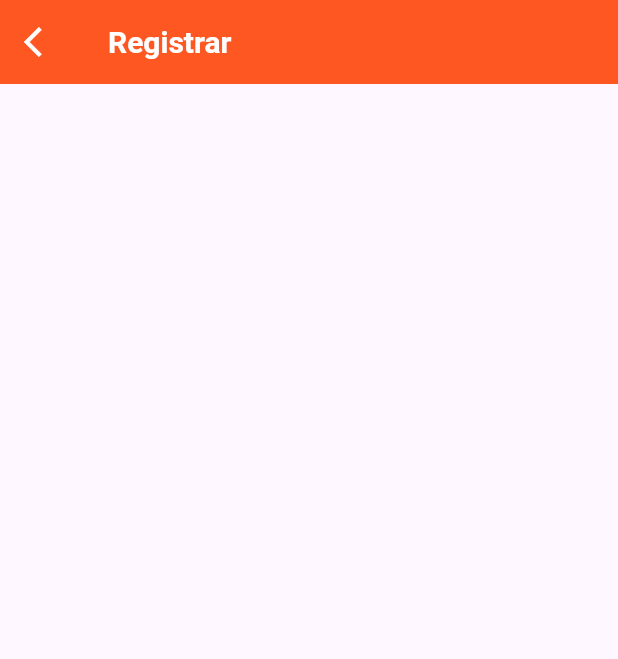
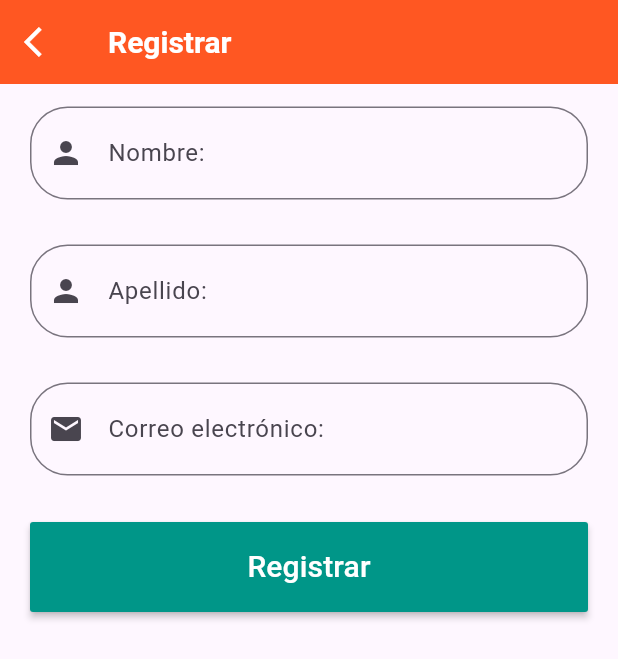
Before and after one commit to OrlayMolina/proyecto-flutter, a Flutter app: the AddUser screen opened directly, on a phone screen of 412 x 824 dp. Shown: the top 659 px of the screen. Run offline on Flutter 3.47's test engine with Material 3 defaults, Android fonts, the phone set to English and light mode, and no system bars.

Commit message:
Se agrega un formulario con los campos que se van a requerir para la creación de usuarios en la aplicación.

```diff
--- a/proyecto_flutter/lib/add_users.dart
+++ b/proyecto_flutter/lib/add_users.dart
@@ -46,6 +46,117 @@ class AddUser extends StatelessWidget {
             )
         )
       ),
+      body: UserForm(),
     );
   }
 }
+
+class UserForm extends StatefulWidget {
+  @override
+  UserFormState createState() {
+    return UserFormState();
+  }
+}
+
+class UserFormState extends State<UserForm> {
+  final _formKey = GlobalKey<FormState>();
+
+  @override
+  Widget build(BuildContext context) {
+    return Form(
+      key: _formKey,
+      child: ListView(
+        children: [
+          ///Input Nombre
+          Padding(
+            padding: const EdgeInsets.symmetric(vertical: 15.0, horizontal: 20.0),
+            child: TextFormField(
+              keyboardType: TextInputType.text,
+              style: TextStyle(
+                fontSize: 20.0
+              ),
+              decoration: InputDecoration(
+                labelText: "Nombre: ",
+                prefixIcon: Icon(
+                  Icons.person
+                ),
+                border: OutlineInputBorder(
+                  borderRadius: BorderRadius.circular(25.0),
+                  borderSide: BorderSide(),
+                ),
+              ),
+              validator: (value){
+                if(value?.isEmpty ?? true){
+                  return 'Por favor ingrese el Nombre';
+                }
+                return null;
+              },
+
+            ),
+          ),
+          ///Input Apellido
+          Padding(
+            padding: const EdgeInsets.symmetric(vertical: 15.0, horizontal: 20.0),
+            child: TextFormField(
+              keyboardType: TextInputType.text,
+              style: TextStyle(
+                  fontSize: 20.0
+              ),
+              decoration: InputDecoration(
+                labelText: "Apellido: ",
+                prefixIcon: Icon(
+                    Icons.person
+                ),
+                border: OutlineInputBorder(
+                  borderRadius: BorderRadius.circular(25.0),
+                  borderSide: BorderSide(),
+                ),
+              ),
+
+            ),
+          ),
+          ///Input Correo
+          Padding(
+            padding: const EdgeInsets.symmetric(vertical: 15.0, horizontal: 20.0),
+            child: TextFormField(
+                keyboardType: TextInputType.emailAddress,
+              style: TextStyle(
+                  fontSize: 20.0
+              ),
+              decoration: InputDecoration(
+                labelText: "Correo electrónico: ",
+                prefixIcon: Icon(
+                    Icons.email
+                ),
+                border: OutlineInputBorder(
+                  borderRadius: BorderRadius.circular(25.0),
+                  borderSide: BorderSide(),
+                ),
+              ),
+
+            ),
+          ),
+          Padding(
+            padding: const EdgeInsets.symmetric(vertical: 16.0, horizontal: 20.0),
+            child: MaterialButton(
+              minWidth: 200.0,
+              height: 60.0,
+              onPressed: () => {
+
+              },
+              color: Colors.teal,
+              child: Text(
+                "Registrar",
+                style: const TextStyle(
+                  color: Colors.white,
+                  fontSize: 20.0
+                ),
+              ),
+            ),
+          )
+        ],
+      ),
+    );
+  }
+
+}
```
